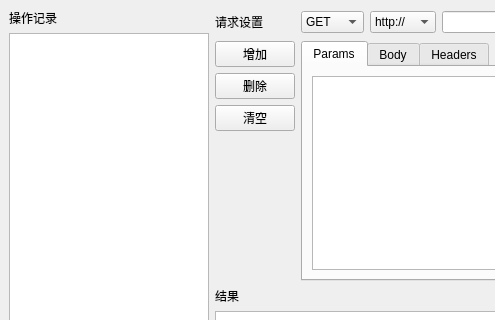
This is mypostman.ui in only0322/MyPostman as Qt 5 draws it before an edit; both pictures show x 0 to 495 and y 0 to 320 of the 927 by 573 pixel window. The edited form follows.
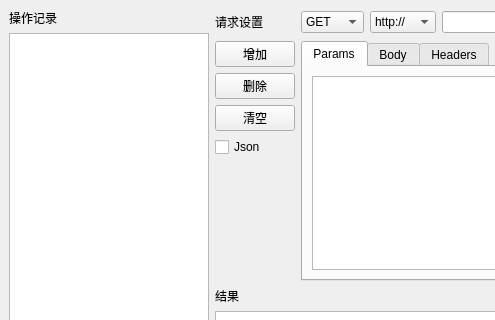
This is the edited form.

Commit message: 实现用户列表自动更新

```diff
--- a/mypostman.ui
+++ b/mypostman.ui
@@ -164,6 +164,13 @@
           </property>
          </widget>
         </item>
+        <item>
+         <widget class="QCheckBox" name="checkBox_JSON">
+          <property name="text">
+           <string>Json</string>
+          </property>
+         </widget>
+        </item>
         <item>
          <spacer name="verticalSpacer">
           <property name="orientation">
```
The commit also changes 2 other files.
